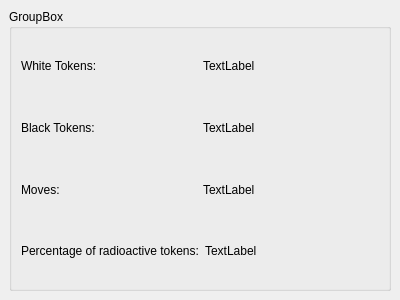
KDE/kalzium, file simulations/decompositionform.ui: the form before one commit.
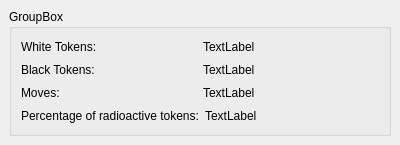
The form after the commit.

Commit message: Fix the layouting issues; move the Start, Stop and Next buttons next to the field.

```diff
--- a/simulations/decompositionform.ui
+++ b/simulations/decompositionform.ui
@@ -9,21 +9,21 @@
     <x>0</x>
     <y>0</y>
     <width>400</width>
-    <height>300</height>
+    <height>145</height>
    </rect>
   </property>
   <property name="windowTitle" >
    <string>Form</string>
   </property>
+  <layout class="QVBoxLayout" >
+   <property name="margin" >
+    <number>9</number>
+   </property>
+   <property name="spacing" >
+    <number>6</number>
+   </property>
+   <item>
   <widget class="QGroupBox" name="groupBox" >
-   <property name="geometry" >
-    <rect>
-     <x>9</x>
-     <y>9</y>
-     <width>382</width>
-     <height>282</height>
-    </rect>
-   </property>
    <property name="title" >
     <string>GroupBox</string>
    </property>
@@ -132,6 +132,8 @@
     </item>
    </layout>
   </widget>
+   </item>
+  </layout>
  </widget>
  <pixmapfunction></pixmapfunction>
  <resources/>
```
Lines whose indentation alone changed are shown as unchanged. The commit also changes 6 other files.
